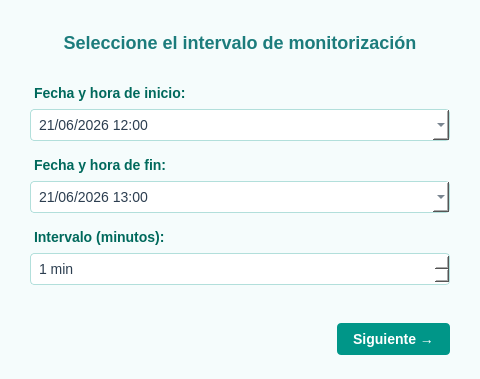
Qt form Desktop/ASIA_HAR_DESKTOP/ui/resources/timeRange.ui (ahg00048/ASIA_HAR_PARA_EL_DIAGNOSTICO) before a commit.
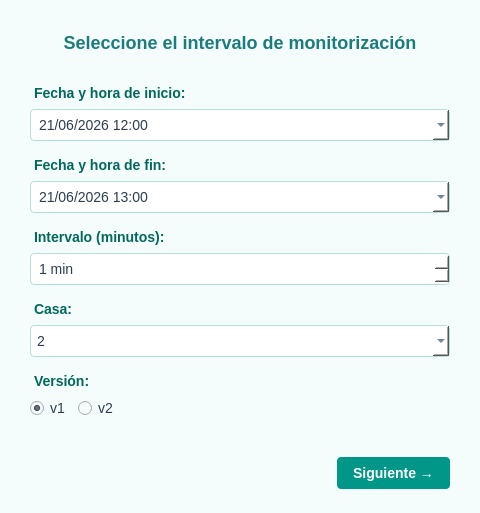
The same form after that commit.

```diff
--- a/Desktop/ASIA_HAR_DESKTOP/ui/resources/timeRange.ui
+++ b/Desktop/ASIA_HAR_DESKTOP/ui/resources/timeRange.ui
@@ -7,7 +7,7 @@
     <x>0</x>
     <y>0</y>
     <width>480</width>
-    <height>320</height>
+    <height>420</height>
    </rect>
   </property>
   <property name="windowTitle">
@@ -27,7 +27,8 @@
         color: #1C7C7C;
         padding: 8px;
     }
-    QLabel#startLabel, QLabel#endLabel, QLabel#intervalLabel {
+    QLabel#startLabel, QLabel#endLabel, QLabel#intervalLabel,
+    QLabel#houseLabel, QLabel#versionLabel {
         font-size: 14px;
         font-weight: bold;
         color: #00695C;
@@ -53,6 +54,19 @@
     QSpinBox:focus {
         border: 1px solid #26A69A;
     }
+    QComboBox {
+        background-color: #FFFFFF;
+        border: 1px solid #B2DFDB;
+        border-radius: 4px;
+        padding: 6px;
+        color: #2C3E50;
+    }
+    QComboBox:focus {
+        border: 1px solid #26A69A;
+    }
+    QRadioButton {
+        color: #2C3E50;
+    }
     QPushButton {
         background-color: #26A69A;
         color: white;
@@ -182,6 +196,95 @@
        </property>
       </widget>
      </item>
+     <!-- Nuevo: selección de casa -->
+     <item>
+      <widget class="QLabel" name="houseLabel">
+       <property name="text">
+        <string>Casa:</string>
+       </property>
+      </widget>
+     </item>
+     <item>
+      <widget class="QComboBox" name="houseComboBox">
+       <item>
+        <property name="text">
+         <string>2</string>
+        </property>
+       </item>
+       <item>
+        <property name="text">
+         <string>3</string>
+        </property>
+       </item>
+       <item>
+        <property name="text">
+         <string>6</string>
+        </property>
+       </item>
+       <item>
+        <property name="text">
+         <string>7</string>
+        </property>
+       </item>
+       <item>
+        <property name="text">
+         <string>8</string>
+        </property>
+       </item>
+       <item>
+        <property name="text">
+         <string>9</string>
+        </property>
+       </item>
+       <item>
+        <property name="text">
+         <string>10</string>
+        </property>
+       </item>
+      </widget>
+     </item>
+     <!-- Nuevo: versión v1 / v2 -->
+     <item>
+      <widget class="QLabel" name="versionLabel">
+       <property name="text">
+        <string>Versión:</string>
+       </property>
+      </widget>
+     </item>
+     <item>
+      <layout class="QHBoxLayout" name="versionLayout">
+       <item>
+        <widget class="QRadioButton" name="v1RadioButton">
+         <property name="text">
+          <string>v1</string>
+         </property>
+         <property name="checked">
+          <bool>true</bool>
+         </property>
+        </widget>
+       </item>
+       <item>
+        <widget class="QRadioButton" name="v2RadioButton">
+         <property name="text">
+          <string>v2</string>
+         </property>
+        </widget>
+       </item>
+       <item>
+        <spacer name="horizontalSpacer_version">
+         <property name="orientation">
+          <enum>Qt::Horizontal</enum>
+         </property>
+         <property name="sizeHint" stdset="0">
+          <size>
+           <width>40</width>
+           <height>20</height>
+          </size>
+         </property>
+        </spacer>
+       </item>
+      </layout>
+     </item>
      <item>
       <widget class="QLabel" name="errorLabel">
        <property name="text">
```
Left out of the diff: 3 changed lines with no effect on the pictures.
